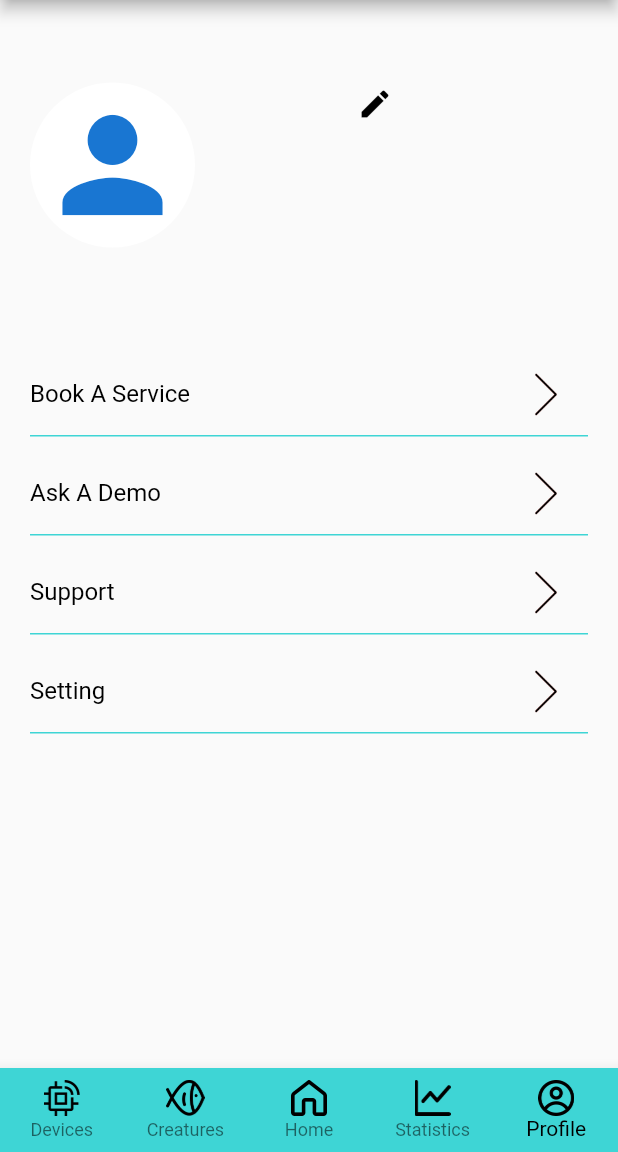
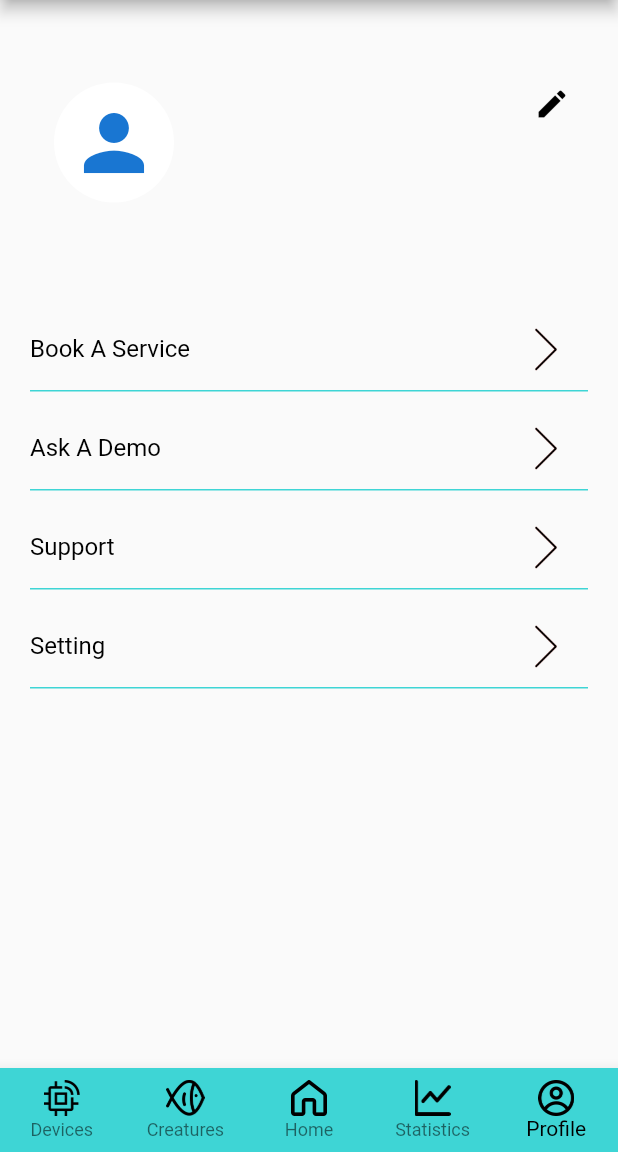
Before and after one commit to ankith159/camaron, a Flutter app: the screen it shows once a user with an empty profile is signed in, item 5 of the bottom bar chosen, on a phone screen of 412 x 824 dp, the part 84-1236 px from its top. Run offline on Flutter 3.47's test engine with Material 2 defaults, Android fonts, the phone set to English and light mode, and no system bars; our stand-ins replace charts_flutter, cloud_firestore, firebase_auth, firebase_core, firebase_database, firebase_messaging and 5 more; missing offline and left inert: flutter_facebook_auth, high_chart; accounts and stored records are empty.

Commit message:
profile Updated

```diff
--- a/lib/screens/profilePage/profile_page.dart
+++ b/lib/screens/profilePage/profile_page.dart
@@ -47,7 +47,9 @@ class _ProfilePageState extends State<ProfilePage> {
           Row(
             crossAxisAlignment: CrossAxisAlignment.start,
             children: <Widget>[
-              Center(
+              Container(
+                height: 130,
+                width: 130,
                 child: Padding(
                   padding: const EdgeInsets.only(right: 18, top: 50),
                   child: CircleAvatar(
@@ -56,16 +58,20 @@ class _ProfilePageState extends State<ProfilePage> {
                     child: ClipOval(
                       child: Icon(
                         Icons.person,
-                        size: 100,
+                        size: 60,
                       ),
                     ),
                   ),
                 ),
               ),
-              Column(
+              Expanded(
+                child: Column(
                   crossAxisAlignment: CrossAxisAlignment.start,
                   children: [
-                  Padding(
+                    Row(
+                      children: [
+                        Expanded(
+                          child: Padding(
                             padding: const EdgeInsets.only(right: 78, top: 70),
                             child: Text(
                               _auth.currentUser!.displayName ?? '',
@@ -76,18 +82,30 @@ class _ProfilePageState extends State<ProfilePage> {
                               textScaleFactor: 1,
                             ),
                           ),
-                  Padding(
+                        ),
+                      ],
+                    ),
+                    Row(
+                      children: [
+                        Expanded(
+                          child: Padding(
                             padding: const EdgeInsets.only(top: 10),
                             child: Text(
                               _auth.currentUser!.email ?? '',
                               style: GoogleFonts.roboto(
-                        fontSize: 18,
+                                fontSize: 15,
                                 color: Colors.black87,
                               ),
+                              maxLines: 1,
                               textScaleFactor: 1,
+                              overflow: TextOverflow.fade,
+                            ),
                           ),
                         ),
                       ],
+                    ),
+                  ],
+                ),
               ),
               Padding(
                 padding: const EdgeInsets.only(top: 40.0),
```
Lines whose indentation alone changed are shown as unchanged.
